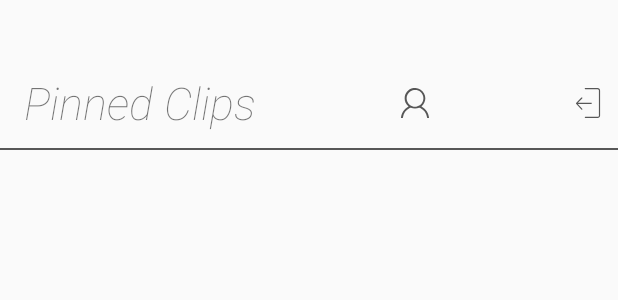
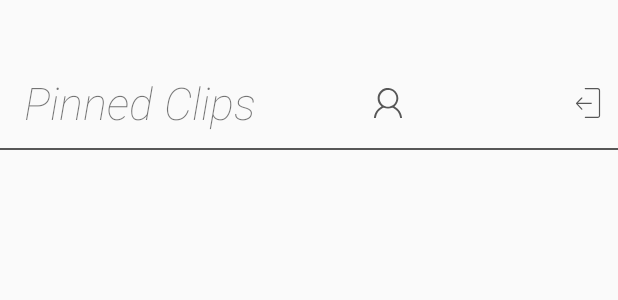
Before and after one commit to tifecool/SharedClipboard, an Android app: the layout nav_header.xml on its own in the app's theme, with its tools: preview values and no code run, on a phone screen of 412 x 824 dp. Shown: the top 300 px of the screen. Run offline under Robolectric (Android 15) with nearby library versions, the phone set to English and light mode, and no system bars.

Commit message:
Fixed Sign in Enabling, Revamp of updatefromfirebase, sync of current clip across devices, expanded button click layouts

```diff
--- a/app/src/main/AndroidManifest.xml
+++ b/app/src/main/AndroidManifest.xml
@@ -48,7 +48,7 @@
         <service
             android:name=".ClipboardListenerService"
             android:enabled="true"
-            android:exported="true" />
+            android:exported="false" />
     </application>
 
 </manifest>
--- a/app/src/main/java/com/fade/sharedclipboard/ClipboardListenerService.java
+++ b/app/src/main/java/com/fade/sharedclipboard/ClipboardListenerService.java
@@ -191,7 +191,7 @@ public class ClipboardListenerService extends Service {
 				if (currentClipContent.length() > 3000) {
 					copiedNotify = copiedNotifyBuilder.setSubText(getString(R.string.text_limit))
 							.build();
-				}else{
+				} else {
 					copiedNotify = copiedNotifyBuilder.setSubText(getString(R.string.search_limit))
 							.build();
 				}
@@ -222,7 +222,7 @@ public class ClipboardListenerService extends Service {
 				if (currentClipContent.length() > 3000) {
 					copiedNotify = copiedNotifyBuilder.setSubText(getString(R.string.text_limit))
 							.build();
-				}else{
+				} else {
 					copiedNotify = copiedNotifyBuilder.setSubText(getString(R.string.search_limit))
 							.build();
 				}
--- a/app/src/main/java/com/fade/sharedclipboard/UpdateRequiredActivity.java
+++ b/app/src/main/java/com/fade/sharedclipboard/UpdateRequiredActivity.java
@@ -14,7 +14,7 @@ public class UpdateRequiredActivity extends AppCompatActivity {
 
 		MainActivity object = new MainActivity();
 
-		if(!object.updateRequired(this)){
+		if (!object.updateRequired(this)) {
 			Intent intent = new Intent(UpdateRequiredActivity.this, MainActivity.class);
 			intent.addFlags(Intent.FLAG_ACTIVITY_CLEAR_TASK);
 
--- a/app/src/main/res/layout/nav_header.xml
+++ b/app/src/main/res/layout/nav_header.xml
@@ -1,11 +1,11 @@
 <?xml version="1.0" encoding="utf-8"?>
 <LinearLayout xmlns:android="http://schemas.android.com/apk/res/android"
+    xmlns:app="http://schemas.android.com/apk/res-auto"
     android:layout_width="match_parent"
     android:layout_height="100dp"
-    xmlns:app="http://schemas.android.com/apk/res-auto"
     android:gravity="bottom"
-    android:theme="@style/AppTheme"
-    android:orientation="vertical">
+    android:orientation="vertical"
+    android:theme="@style/AppTheme">
 
 
     <androidx.constraintlayout.widget.ConstraintLayout
@@ -26,30 +26,67 @@
             app:layout_constraintStart_toStartOf="parent"
             app:layout_constraintTop_toTopOf="parent" />
 
+        <androidx.constraintlayout.widget.ConstraintLayout
+            android:id="@+id/profImageConst"
+            android:layout_width="0dp"
+            android:layout_height="0dp"
+            android:onClick="profileClicked"
+            android:orientation="vertical"
+            app:layout_constraintBottom_toBottomOf="@id/pinnedText"
+            app:layout_constraintEnd_toStartOf="@+id/guideline6"
+            app:layout_constraintStart_toEndOf="@id/pinnedText"
+            app:layout_constraintTop_toTopOf="parent">
+
             <ImageView
                 android:layout_width="20dp"
                 android:layout_height="20dp"
-            android:src="@drawable/profile"
-            app:layout_constraintBottom_toBottomOf="@id/pinnedText"
-            app:layout_constraintEnd_toStartOf="@+id/logoutIcon"
-            app:layout_constraintStart_toEndOf="@id/pinnedText"
                 android:layout_marginBottom="10dp"
                 android:contentDescription="@string/profile_pic"
-            android:onClick="profileClicked"/>
+                android:src="@drawable/profile"
+                app:layout_constraintBottom_toBottomOf="parent"
+                app:layout_constraintEnd_toEndOf="parent"
+                app:layout_constraintStart_toStartOf="parent"
+                app:layout_constraintTop_toTopOf="parent"
+                app:layout_constraintVertical_bias="1.0" />
+        </androidx.constraintlayout.widget.ConstraintLayout>
+
+        <androidx.constraintlayout.widget.ConstraintLayout
+            android:id="@+id/logoutIconConst"
+            android:layout_width="0dp"
+            android:layout_height="0dp"
+            android:onClick="logoutClicked"
+            android:orientation="vertical"
+            app:layout_constraintBottom_toBottomOf="@id/pinnedText"
+            app:layout_constraintEnd_toEndOf="parent"
+            app:layout_constraintStart_toEndOf="@+id/guideline6"
+            app:layout_constraintTop_toTopOf="parent">
 
             <ImageView
                 android:id="@+id/logoutIcon"
                 android:layout_width="20dp"
                 android:layout_height="20dp"
+                android:layout_marginEnd="10dp"
                 android:layout_marginBottom="10dp"
-            android:layout_marginEnd="10dp"
                 android:contentDescription="@string/logout_button"
-            android:onClick="logoutClicked"
                 android:rotation="180"
                 android:scaleType="fitStart"
                 android:src="@drawable/ic_logout_icon"
-            app:layout_constraintBottom_toBottomOf="@id/pinnedText"
-            app:layout_constraintEnd_toEndOf="parent" />
+                app:layout_constraintBottom_toBottomOf="parent"
+                app:layout_constraintEnd_toEndOf="parent"
+                app:layout_constraintHorizontal_bias="1.0"
+                app:layout_constraintStart_toStartOf="parent"
+                app:layout_constraintTop_toTopOf="parent"
+                app:layout_constraintVertical_bias="1.0" />
+
+        </androidx.constraintlayout.widget.ConstraintLayout>
+
+        <androidx.constraintlayout.widget.Guideline
+            android:id="@+id/guideline6"
+            android:layout_width="wrap_content"
+            android:layout_height="wrap_content"
+            android:orientation="vertical"
+            app:layout_constraintGuide_percent="0.84" />
+
     </androidx.constraintlayout.widget.ConstraintLayout>
 
     <View
--- a/build.gradle
+++ b/build.gradle
@@ -7,7 +7,7 @@ buildscript {
 
     }
     dependencies {
-        classpath 'com.android.tools.build:gradle:3.5.3'
+        classpath 'com.android.tools.build:gradle:3.6.1'
         classpath 'com.google.gms:google-services:4.3.3'
 
         // NOTE: Do not place your application dependencies here; they belong
```
Also changed, not shown: app/src/main/java/com/fade/sharedclipboard/LoginActivity.java (+27 -1 lines), app/src/main/java/com/fade/sharedclipboard/MainActivity.java (+148 -122 lines), app/src/main/java/com/fade/sharedclipboard/Utils.java (+28 -0 lines), app/src/main/res/layout/activity_main.xml (+13 -1 lines), gradle/wrapper/gradle-wrapper.properties. Lines whose indentation alone changed are shown as unchanged.
